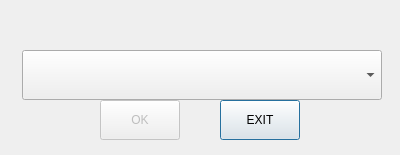
This is options.ui in ixqbar/ctips as Qt 5 draws it before an edit. The edited form follows.
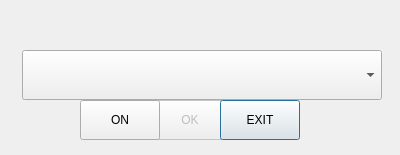
This is the edited form.

Commit message: add switch button

Patch:
```diff
--- a/options.ui
+++ b/options.ui
@@ -35,7 +35,7 @@
    </property>
    <property name="geometry">
     <rect>
-     <x>100</x>
+     <x>150</x>
      <y>100</y>
      <width>80</width>
      <height>40</height>
@@ -86,6 +86,25 @@
     <bool>true</bool>
    </property>
   </widget>
+  <widget class="QPushButton" name="stateBtn">
+   <property name="enabled">
+    <bool>true</bool>
+   </property>
+   <property name="geometry">
+    <rect>
+     <x>80</x>
+     <y>100</y>
+     <width>80</width>
+     <height>40</height>
+    </rect>
+   </property>
+   <property name="text">
+    <string>ON</string>
+   </property>
+   <property name="autoDefault">
+    <bool>false</bool>
+   </property>
+  </widget>
  </widget>
  <resources/>
  <connections/>
```
The commit also changes 6 other files.
